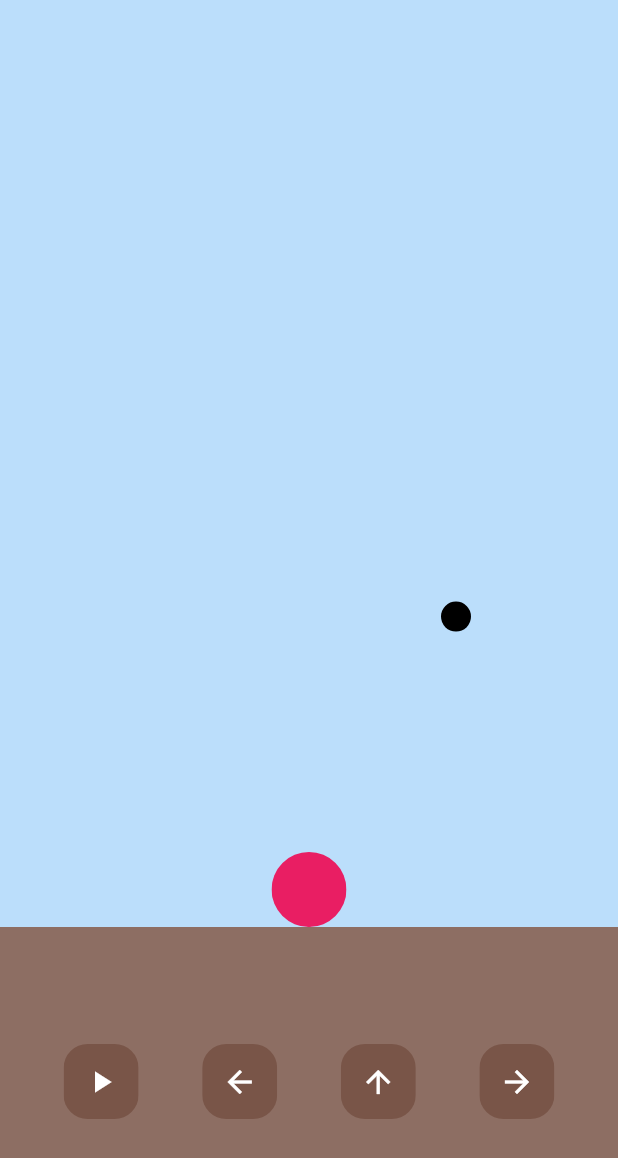
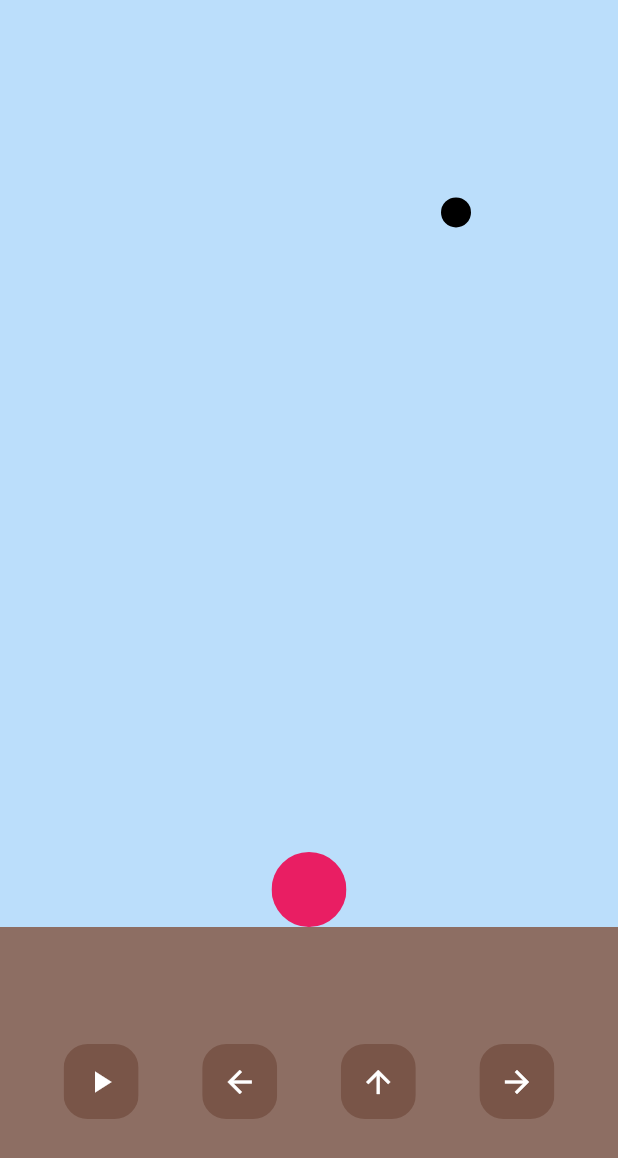
Before and after one commit to Rizz-33/Bubble-Trouble, a Flutter app: the screen it shows after launch, after a tap on the "play arrow" icon, on a phone screen of 412 x 824 dp. Shown: the top 1158 px of the screen. Run offline on Flutter 3.47's test engine with Material 3 defaults, Android fonts, the phone set to English and light mode, and no system bars.

Commit message:
modify: ball in ground

```diff
--- a/lib/home.dart
+++ b/lib/home.dart
@@ -29,8 +29,11 @@ class _HomePageState extends State<HomePage> {
   void startGame() {
     double time = 0;
     double height = 0;
-    Timer.periodic(Duration(milliseconds: 50), (timer) {
+    Timer.periodic(Duration(milliseconds: 10), (timer) {
       height = -5 * time * time + 100 * time;
+      if (height < 0) {
+        time = 0;
+      }
       setState(() {
         bY = heightToCoordinate(height);
       });
```
